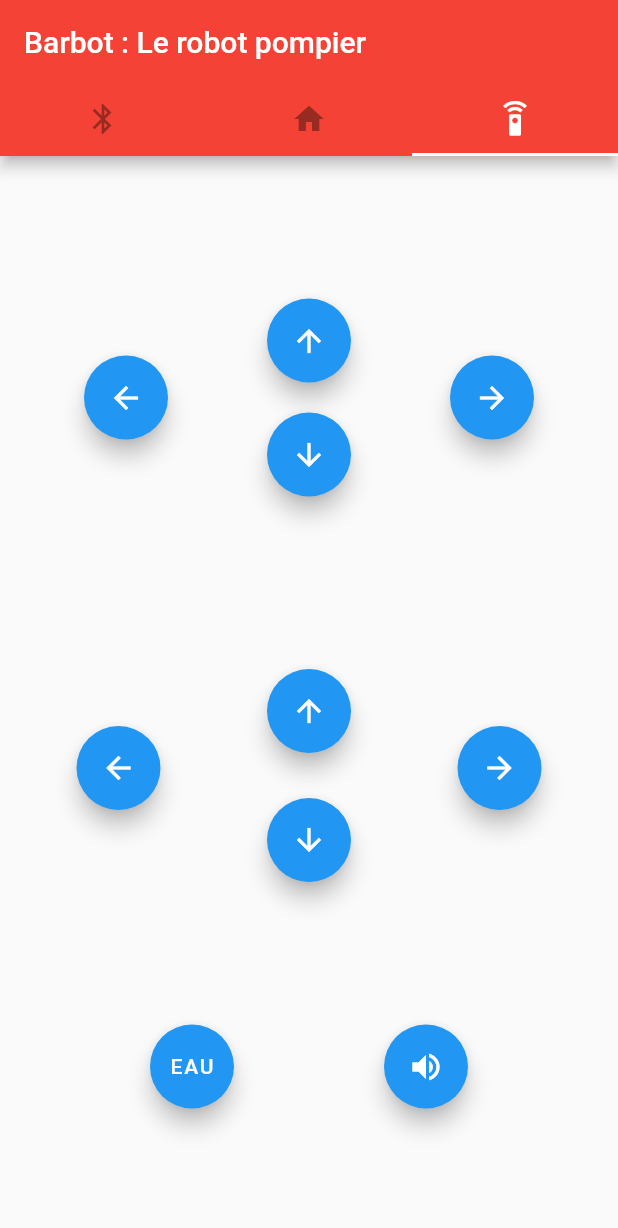
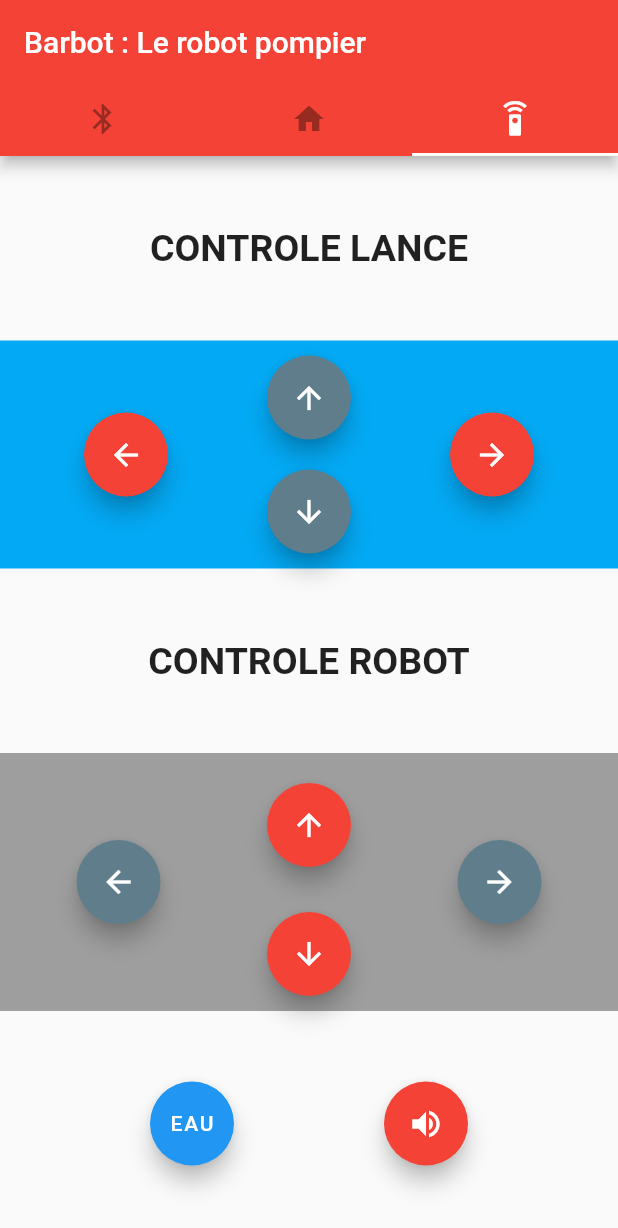
Before and after one commit to cecloclo/barb_bot, a Flutter app: the screen it shows after launch, tab 3 chosen, on a phone screen of 412 x 824 dp. Shown: the top 1228 px of the screen. Run offline on Flutter 3.47's test engine with Material 2 defaults, Android fonts, the phone set to English and light mode, and no system bars; our stand-ins replace flutter_bluetooth_serial.

Commit message:
Partie Controle avec buttons

```diff
--- a/lib/main.dart
+++ b/lib/main.dart
@@ -1,5 +1,6 @@
 import 'package:flutter/cupertino.dart';
 import 'package:flutter/material.dart';
+import 'package:flutter/rendering.dart';
 import 'package:flutter/services.dart';
 import 'package:flutter_bluetooth_serial/flutter_bluetooth_serial.dart';
 
@@ -221,6 +222,7 @@ class _MyHomePageState extends State<MyHomePage> {
                     child: Center(
                       child: Text(
                         "Connection Bluetooth",
+                        textAlign: TextAlign.center,
                       ),
                     ),
                   ),
@@ -242,7 +244,17 @@ class _MyHomePageState extends State<MyHomePage> {
               Column(
                 mainAxisAlignment: MainAxisAlignment.spaceEvenly,
                 children: <Widget>[
+                  Text(
+                    "CONTROLE LANCE",
+                    style: TextStyle(
+                      fontStyle: FontStyle.normal,
+                      fontWeight: FontWeight.bold,
+                      fontSize: 25,
+
+                    ),
+                  ),
                   Container(
+                    color: Colors.lightBlue,
                       child: Row(
                         mainAxisAlignment: MainAxisAlignment.spaceEvenly,
                     children: <Widget>[
@@ -252,6 +264,8 @@ class _MyHomePageState extends State<MyHomePage> {
                           FloatingActionButton(
                             onPressed: null,
                             child: Center(child: Icon(Icons.arrow_back)),
+                            backgroundColor: Colors.red,
+                            focusColor: Colors.black26,
                           )
                         ],
                       ),
@@ -264,6 +278,9 @@ class _MyHomePageState extends State<MyHomePage> {
                             child: FloatingActionButton(
                               onPressed: null,
                               child: Center(child: Icon(Icons.arrow_upward)),
+                              backgroundColor: Colors.blueGrey,
+                              focusColor: Colors.black26,
+
                             ),
                           ),
                           Padding(
@@ -271,6 +288,9 @@ class _MyHomePageState extends State<MyHomePage> {
                             child: FloatingActionButton(
                               onPressed: null,
                               child: Center(child: Icon(Icons.arrow_downward)),
+                              backgroundColor: Colors.blueGrey,
+                              focusColor: Colors.black26,
+
                             ),
                           ),
                         ],
@@ -280,13 +300,25 @@ class _MyHomePageState extends State<MyHomePage> {
                           FloatingActionButton(
                             onPressed: null,
                             child: Center(child: Icon(Icons.arrow_forward)),
+                            backgroundColor: Colors.red,
+                            focusColor: Colors.black26,
+
                           )
                         ],
                       ),
                     ],
                   )),
+                  Text(
+                    "CONTROLE ROBOT",
+                    style: TextStyle(
+                      fontStyle: FontStyle.normal,
+                      fontWeight: FontWeight.bold,
+                      fontSize: 25,
+
+                    ),
+                  ),
                   Container(
-
+                      color: Colors.grey,
                       child: Row(
                         mainAxisSize: MainAxisSize.max,
                         mainAxisAlignment: MainAxisAlignment.spaceEvenly,
@@ -297,6 +329,9 @@ class _MyHomePageState extends State<MyHomePage> {
                               FloatingActionButton(
                                 onPressed: null,
                                 child: Center(child: Icon(Icons.arrow_back)),
+                                backgroundColor: Colors.blueGrey,
+                                focusColor: Colors.black26,
+
                               )
                             ],
                           ),
@@ -309,6 +344,9 @@ class _MyHomePageState extends State<MyHomePage> {
                                 child: FloatingActionButton(
                                   onPressed: null,
                                   child: Center(child: Icon(Icons.arrow_upward)),
+                                  backgroundColor: Colors.red,
+                                  focusColor: Colors.black26,
+
                                 ),
                               ),
                               Padding(
@@ -316,6 +354,9 @@ class _MyHomePageState extends State<MyHomePage> {
                                 child: FloatingActionButton(
                                   onPressed: null,
                                   child: Center(child: Icon(Icons.arrow_downward)),
+                                  backgroundColor: Colors.red,
+                                  focusColor: Colors.black26,
+
                                 ),
                               ),
                             ],
@@ -325,6 +366,9 @@ class _MyHomePageState extends State<MyHomePage> {
                               FloatingActionButton(
                                 onPressed: null,
                                 child: Center(child: Icon(Icons.arrow_forward)),
+                                backgroundColor: Colors.blueGrey,
+                                focusColor: Colors.black26,
+
                               )
                             ],
                           ),
@@ -340,6 +384,7 @@ class _MyHomePageState extends State<MyHomePage> {
                         ),
                         FloatingActionButton(
                             onPressed: null,
+                          backgroundColor: Colors.red,
                           child: Center(child: Icon(Icons.volume_up),),
                         )
                       ],
```
Also changed, not shown: 2 other files.
